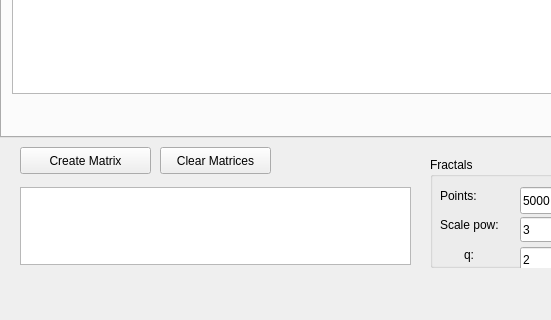
arkajad/fractals, file mainwindow.ui: the form before one commit; both pictures show x 0 to 551 and y 430 to 750 of the 1024 by 750 pixel window.
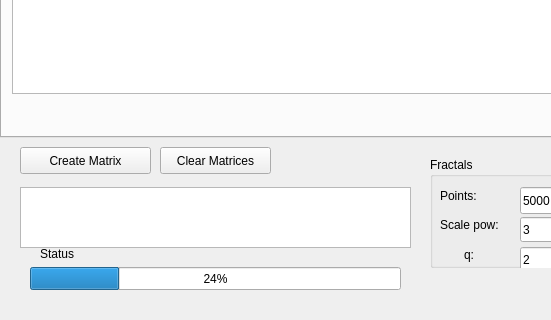
The form after the commit. The open tabs and pages were chosen to show the change. Custom widgets are drawn as their Qt base class.

What changed in the file:
```diff
--- a/mainwindow.ui
+++ b/mainwindow.ui
@@ -20,7 +20,7 @@
       <x>20</x>
       <y>600</y>
       <width>391</width>
-      <height>78</height>
+      <height>61</height>
      </rect>
     </property>
    </widget>
@@ -206,6 +206,32 @@
      </widget>
     </widget>
    </widget>
+   <widget class="QProgressBar" name="progressBar">
+    <property name="geometry">
+     <rect>
+      <x>30</x>
+      <y>680</y>
+      <width>371</width>
+      <height>23</height>
+     </rect>
+    </property>
+    <property name="value">
+     <number>24</number>
+    </property>
+   </widget>
+   <widget class="QLabel" name="StatusLabel">
+    <property name="geometry">
+     <rect>
+      <x>40</x>
+      <y>660</y>
+      <width>55</width>
+      <height>14</height>
+     </rect>
+    </property>
+    <property name="text">
+     <string>Status</string>
+    </property>
+   </widget>
   </widget>
   <widget class="QMenuBar" name="menuBar">
    <property name="geometry">
```
Left out of the diff: 4 changed lines with no effect on the pictures.
